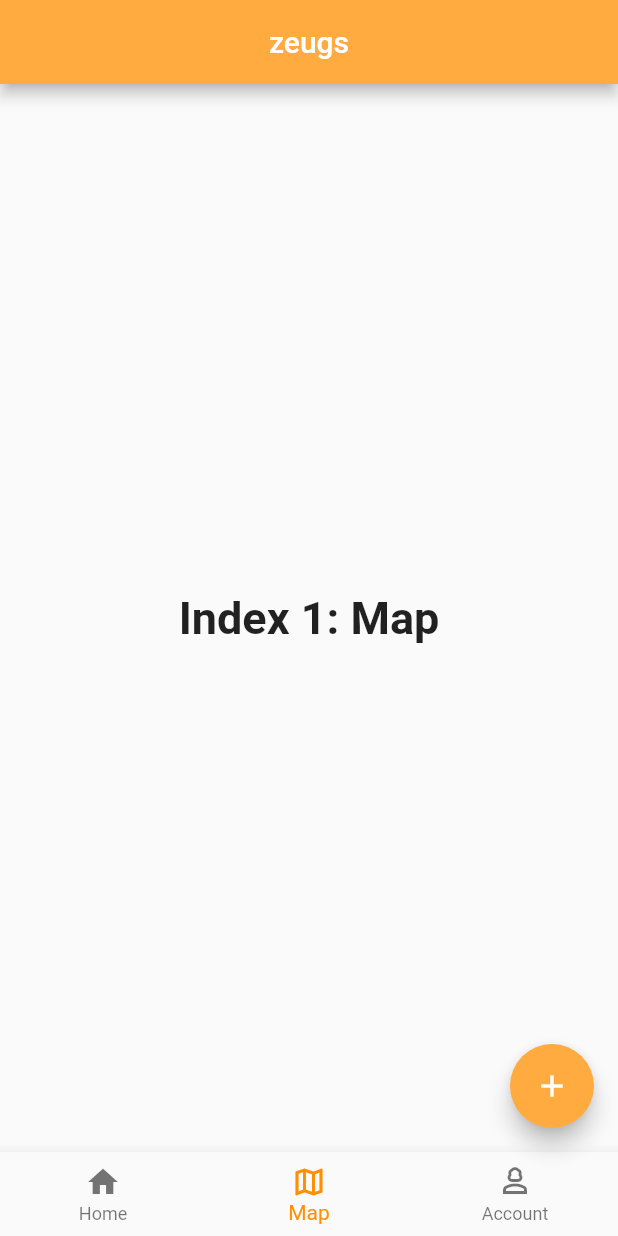
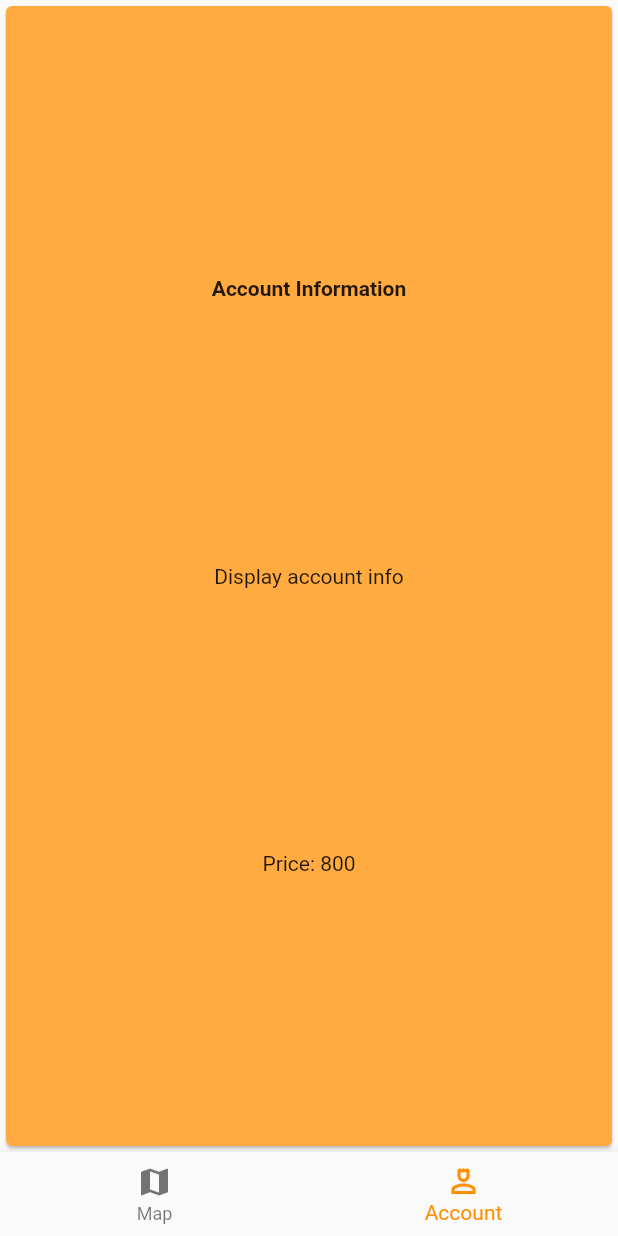
Before and after one commit to JakobRechberger/zeugs, a Flutter app: the screen it shows after launch, item 2 of the bottom bar chosen, on a phone screen of 412 x 824 dp. Run offline on Flutter 3.47's test engine with Material 2 defaults, Android fonts, the phone set to English and light mode, and no system bars; our stand-ins replace firebase_core; accounts and stored records are empty.

Commit message:
feat: navbar added

```diff
--- /dev/null
+++ b/lib/layout/components/map.dart
@@ -0,0 +1,22 @@
+import 'package:flutter/material.dart';
+
+class MapBox extends StatelessWidget {
+  const MapBox({Key? key}) :
+        super(key: key);
+
+  @override
+  Widget build(BuildContext context) {
+    return Scaffold(
+      appBar: AppBar(title: const Text('Map Overview')),
+      body: const Center(
+        child: Text('integrate MapBox API'),
+      ),
+      floatingActionButton: FloatingActionButton(
+        tooltip: 'Increment',
+        onPressed: () {  },
+        child: const Icon(Icons.add),
+      ),
+
+    );
+  }
+}
--- /dev/null
+++ b/lib/layout/components/productBox.dart
@@ -0,0 +1,38 @@
+import 'package:flutter/material.dart';
+
+class ProductBox extends StatelessWidget {
+  const ProductBox({Key? key, required this.name, required this.description, required this.price}) :
+        super(key: key);
+  final String name;
+  final String description;
+  final int price;
+
+  @override
+  Widget build(BuildContext context) {
+    return Card(
+      color: Colors.orangeAccent,
+        child: Row(
+            children: <Widget>[
+              Expanded(
+                  child: Container(
+                      padding: const EdgeInsets.all(5),
+                      child: Column(
+                        mainAxisAlignment: MainAxisAlignment.spaceEvenly,
+                        children: <Widget>[
+                          Text(
+                              name, style: const TextStyle(
+                              fontWeight: FontWeight.bold
+                          )
+                          ),
+                          Text(description), Text(
+                              "Price: $price"
+                          ),
+                        ],
+                      )
+                  )
+              )
+            ]
+        )
+    );
+  }
+}
--- a/lib/navbar.dart
+++ b/lib/layout/navbar.dart
@@ -1,7 +1,10 @@
 import 'package:flutter/material.dart';
+import 'package:vertiefung_zeugs/layout/components/productBox.dart';
 
-class BottomNavigationBarExampleApp extends StatelessWidget {
-  const BottomNavigationBarExampleApp({super.key});
+import 'components/map.dart';
+
+class NavBar extends StatelessWidget {
+  const NavBar({super.key});
 
   @override
   Widget build(BuildContext context) {
@@ -24,19 +27,13 @@ class _BottomNavigationBarExampleState
   int _selectedIndex = 0;
   static const TextStyle optionStyle =
   TextStyle(fontSize: 30, fontWeight: FontWeight.bold);
-  static const List<Widget> _widgetOptions = <Widget>[
-    Text(
-      'Index 0: Info',
-      style: optionStyle,
-    ),
-    Text(
-      'Index 1: Map',
-      style: optionStyle,
-    ),
-    Text(
-      'Index 2: Account',
-      style: optionStyle,
-    ),
+  static final List<Widget> _widgetOptions = <Widget>[
+    const MapBox(),
+    const ProductBox(
+      name: "Account Information",
+      description: "Display account info",
+      price: 800,
+    )
   ];
 
   void _onItemTapped(int index) {
@@ -44,37 +41,21 @@ class _BottomNavigationBarExampleState
       _selectedIndex = index;
     });
   }
-  void _incrementCounter() {}
 
   @override
   Widget build(BuildContext context) {
     return Scaffold(
-      appBar: AppBar(
-        title: const Text('zeugs'),
-        centerTitle: true,
-        backgroundColor: Colors.orangeAccent,
-      ),
       body: Center(
         child: _widgetOptions.elementAt(_selectedIndex),
-      ),
-      floatingActionButton: FloatingActionButton(
-        onPressed: _incrementCounter,
-        backgroundColor: Colors.orangeAccent,
-        tooltip: 'Increment',
-        child: const Icon(Icons.add),
       ),
       bottomNavigationBar: BottomNavigationBar(
         items: const <BottomNavigationBarItem>[
           BottomNavigationBarItem(
-            icon: Icon(Icons.home),
-            label: 'Home',
-          ),
-          BottomNavigationBarItem(
-            icon: Icon(Icons.map_outlined),
+            icon: Icon(Icons.map),
             label: 'Map',
           ),
           BottomNavigationBarItem(
-            icon: Icon(Icons.person_3_outlined),
+            icon: Icon(Icons.person_4_outlined),
             label: 'Account',
           ),
         ],
--- a/lib/main.dart
+++ b/lib/main.dart
@@ -2,7 +2,7 @@ import 'package:flutter/material.dart';
 import 'package:firebase_core/firebase_core.dart';
 import 'firebase_options.dart';
 
-import 'navbar.dart';
+import 'layout/navbar.dart';
 
 void main() {
   runApp(const MyApp());
@@ -40,7 +40,7 @@ class MyApp extends StatelessWidget {
         colorScheme: ColorScheme.fromSeed(seedColor: Colors.deepPurple),
         useMaterial3: true,
       ),
-      home: const BottomNavigationBarExampleApp(),
+      home: const NavBar(),
     );
   }
 }
@@ -86,15 +86,7 @@ class _MyHomePageState extends State<MyHomePage> {
     // fast, so that you can just rebuild anything that needs updating rather
     // than having to individually change instances of widgets.
     return Scaffold(
-      appBar: AppBar(
-        // TRY THIS: Try changing the color here to a specific color (to
-        // Colors.amber, perhaps?) and trigger a hot reload to see the AppBar
-        // change color while the other colors stay the same.
-        backgroundColor: Theme.of(context).colorScheme.inversePrimary,
-        // Here we take the value from the MyHomePage object that was created by
-        // the App.build method, and use it to set our appbar title.
-        title: Text(widget.title),
-      ),
+
       body: Center(
         // Center is a layout widget. It takes a single child and positions it
         // in the middle of the parent.
@@ -121,6 +113,13 @@ class _MyHomePageState extends State<MyHomePage> {
               '$_counter',
               style: Theme.of(context).textTheme.headlineMedium,
             ),
+            const Text(
+              'You have pushed the button this many times:',
+            ),
+            Text(
+              '$_counter',
+              style: Theme.of(context).textTheme.headlineMedium,
+            ),
           ],
         ),
       ),
--- a/pubspec.yaml
+++ b/pubspec.yaml
@@ -36,6 +36,7 @@ dependencies:
   # Use with the CupertinoIcons class for iOS style icons.
   cupertino_icons: ^1.0.2
   firebase_core: ^2.13.0
+  flutter_map: ^4.0.0
 
 dev_dependencies:
   flutter_test:
```
Also changed, not shown: lib/layout/components/account.dart (added), pubspec.lock, 1 other file.
